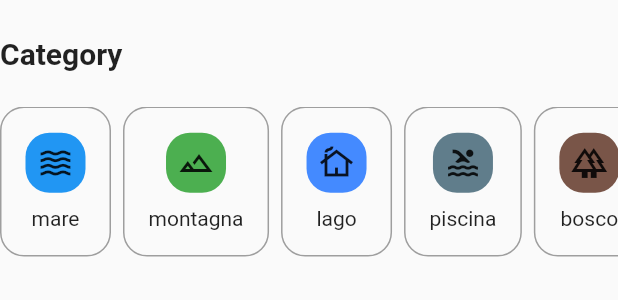
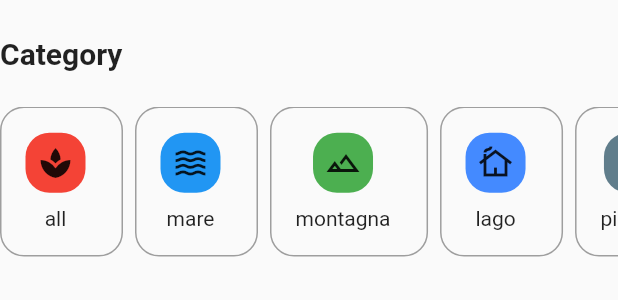
Before and after one commit to alemape99/Corso-Flutter, a Flutter app: the Categorie widget shown alone on an empty page, opened directly, on a phone screen of 412 x 824 dp. Shown: the top 300 px of the screen. Run offline on Flutter 3.47's test engine with Material 2 defaults, Android fonts, the phone set to English and light mode, and no system bars; network calls fail.

```diff
--- a/prima_app/lib/components/categorie.dart
+++ b/prima_app/lib/components/categorie.dart
@@ -14,19 +14,37 @@ class Categorie extends StatelessWidget {
       children: [
         const Padding(
             padding: EdgeInsets.symmetric(vertical: 8.0),
-            child: Titolo(text: 'Category')
-        ),
+            child: Titolo(text: 'Category')),
         SizedBox(
           height: height,
-          child: ListView(
-            scrollDirection: Axis.horizontal,
-            children: Interessi.values
-                .map((interesse) => CategoryCard(
-                icona: interesse.icon,
-                text: interesse.name,
-                color: interesse.colore))
-                .toList(),
-          ),
+          child: ListView.builder(
+              scrollDirection: Axis.horizontal,
+              itemCount: Interessi.values.length,
+              itemBuilder: (context, index) {
+                if (index == 0) {
+                  return Row(
+                    children: [
+                      const CategoryCard(
+                        color: Colors.red,
+                        icona: Icons.spa,
+                        text: 'all',
+                      ),
+                      CategoryCard(
+                        color: Interessi.values[index].colore,
+                        icona: Interessi.values[index].icon,
+                        text: Interessi.values[index].name,
+                        marginRight: index != (Interessi.values.length - 1),
+                      )
+                    ],
+                  );
+                }
+                return CategoryCard(
+                  color: Interessi.values[index].colore,
+                  icona: Interessi.values[index].icon,
+                  text: Interessi.values[index].name,
+                  marginRight: index != (Interessi.values.length - 1),
+                );
+              }),
         ),
       ],
     );
--- a/prima_app/lib/components/category_card.dart
+++ b/prima_app/lib/components/category_card.dart
@@ -4,13 +4,15 @@ class CategoryCard extends StatelessWidget {
   final IconData icona;
   final String text;
   final Color color;
+  final bool marginRight;
 
-  const CategoryCard({required this.icona, required this.text, required this.color, Key? key}) : super(key: key);
+  const CategoryCard({required this.icona, required this.text, required this.color, this.marginRight = true,Key? key}) : super(key: key);
 
   @override
   Widget build(BuildContext context) {
     return Container(
-      margin: const EdgeInsets.only(right: 8),
+      padding: const EdgeInsets.only(right: 8),
+      margin: marginRight ? const EdgeInsets.only(right: 8) : null,
       decoration: BoxDecoration(
         borderRadius: const
         BorderRadius.all(Radius.circular(16)),
--- a/prima_app/lib/components/filter_drawer.dart
+++ b/prima_app/lib/components/filter_drawer.dart
@@ -117,7 +117,10 @@ class _FilterDrawerState extends State<FilterDrawer> {
                 children: [
                   ElevatedButton(
                       onPressed: () => print('reset'),
-                      child: const Text('Reset')),
+                      child: const Padding(
+                        padding:  EdgeInsets.all(8.0),
+                        child:  Text('Reset'),
+                      )),
                   ElevatedButton(
                       onPressed: () {
                         widget.setFilters(
@@ -127,7 +130,10 @@ class _FilterDrawerState extends State<FilterDrawer> {
                         );
                         Navigator.of(context).pop();
                       },
-                      child: const  Text('Applica')),
+                      child: const Padding(
+                        padding: EdgeInsets.all(8.0),
+                        child: Text('Applica'),
+                      )),
 
                 ],
               ),
--- a/prima_app/lib/components/foto_dettaglio.dart
+++ b/prima_app/lib/components/foto_dettaglio.dart
@@ -6,7 +6,7 @@ class FotoDettaglio extends StatelessWidget {
   @override
   Widget build(BuildContext context) {
     return Container(
-      margin: EdgeInsets.only(right: 10),
+      margin: const EdgeInsets.only(right: 10),
       width: 100,
       height: 100,
       decoration: BoxDecoration(
--- a/prima_app/lib/components/liste_precise_paesi.dart
+++ b/prima_app/lib/components/liste_precise_paesi.dart
@@ -1,5 +1,4 @@
 import 'package:flutter/material.dart';
-import 'package:prima_app/components/titolo.dart';
 import 'package:prima_app/models/meta_turistica.dart';
 import 'package:prima_app/pages/dettaglio_meta.dart';
 
@@ -49,7 +48,7 @@ class ListePrecisePaesi extends StatelessWidget {
                               fontWeight: FontWeight.bold, fontSize: 20
                             ),),
                             const Padding(
-                              padding: const EdgeInsets.only(top: 8.0),
+                              padding: EdgeInsets.only(top: 8.0),
                               child: Text('Another journey chamber way yet'),
                             ),
                             Padding(
@@ -60,7 +59,7 @@ class ListePrecisePaesi extends StatelessWidget {
                                   Text(meta.rating.toString()),
                                   Row(
                                     children: [
-                                      Icon(Icons.place_outlined, color: Colors.blue,),
+                                      const Icon(Icons.place_outlined, color: Colors.blue,),
                                       Text(meta.country)
                                     ],
                                   ),
--- a/prima_app/lib/components/place_card.dart
+++ b/prima_app/lib/components/place_card.dart
@@ -57,6 +57,9 @@ class PlaceCard extends StatelessWidget {
                   ),
                 ],
               ),
+              const SizedBox(
+                height: 4,
+              )
             ],
           ),
         ),
--- a/prima_app/lib/components/popular_place.dart
+++ b/prima_app/lib/components/popular_place.dart
@@ -21,7 +21,7 @@ class PopularPlace extends StatelessWidget {
                     MetaTuristica.listaMete[index]
                 );
               }
-              return const SizedBox(width: 0,);
+              return const SizedBox(width: 0);
             }),
       ),
     );
--- a/prima_app/lib/components/recomended_place.dart
+++ b/prima_app/lib/components/recomended_place.dart
@@ -19,7 +19,7 @@ class RacomandedPlace extends StatelessWidget {
                   MetaTuristica.listaMete[index]
               );
             }
-            return const SizedBox(width: 0,);
+            return const SizedBox(width: 0);
           }
       ),
     );
--- a/prima_app/lib/components/ricerca.dart
+++ b/prima_app/lib/components/ricerca.dart
@@ -39,7 +39,7 @@ class Ricerca extends StatelessWidget {
                 Scaffold.of(context).openEndDrawer();
               }
             },
-            icon: Icon(Icons.filter_list_outlined)),
+            icon: const Icon(Icons.filter_list_outlined, color: Colors.blue)),
       ],
     );
   }
--- a/prima_app/lib/pages/account.dart
+++ b/prima_app/lib/pages/account.dart
@@ -5,8 +5,8 @@ class Account extends StatelessWidget {
 
   @override
   Widget build(BuildContext context) {
-    return Container(
-      child: Text('Account Page'),
+    return const Text(
+      'Account Page'
     );
   }
 }
--- a/prima_app/lib/pages/favorites.dart
+++ b/prima_app/lib/pages/favorites.dart
@@ -5,8 +5,8 @@ class Favorites extends StatelessWidget {
 
   @override
   Widget build(BuildContext context) {
-    return Container(
-      child: Text('Favorites page'),
+    return const Text(
+        'Favorites page'
     );
   }
 }
--- a/prima_app/lib/pages/home.dart
+++ b/prima_app/lib/pages/home.dart
@@ -14,7 +14,7 @@ class Home extends StatelessWidget {
     return Scaffold(
       appBar: AppBar(
         iconTheme: const IconThemeData(
-          color: Colors.black45,
+          color: Colors.blue,
         ),
         backgroundColor: Colors.white,
         elevation: 0,
--- a/prima_app/lib/pages/ricerca_page.dart
+++ b/prima_app/lib/pages/ricerca_page.dart
@@ -66,7 +66,10 @@ class _RicercaPageState extends State<RicercaPage> {
   Widget build(BuildContext context) {
     return Scaffold(
       appBar: AppBar(
-
+        leading: IconButton(
+          onPressed: () => Navigator.of(context).pop(),
+          icon: const Icon(Icons.arrow_back, color: Colors.blue,),
+        ),
         iconTheme: const IconThemeData(
           color: Colors.black45,
         ),
--- a/prima_app/lib/routes.dart
+++ b/prima_app/lib/routes.dart
@@ -1,7 +1,6 @@
 import 'package:flutter/material.dart';
 import 'package:prima_app/pages/account.dart';
 import 'package:prima_app/pages/favorites.dart';
-import 'package:prima_app/pages/global_search.dart';
 import 'package:prima_app/pages/home.dart';
 import 'package:prima_app/pages/login_page.dart';
 import 'package:prima_app/pages/ricerca_page.dart';
```
Also changed, not shown: prima_app/lib/pages/dettaglio_meta.dart (+16 -14 lines), prima_app/lib/pages/global_search.dart (deleted, +0 -12 lines).
